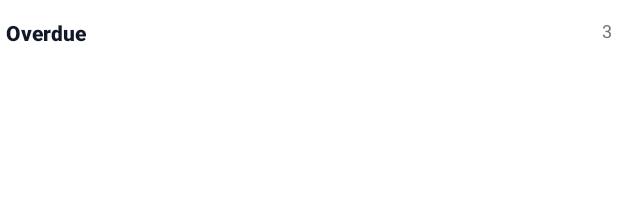
After one commit to whoizahm3d/SMD_Assignment03, an Android app: the layout item_task_header.xml on its own in the app's theme, with its tools: preview values and no code run, on a phone screen of 412 x 824 dp. The commit adds this screen. Shown: the top 215 px of the screen. Run offline under Robolectric (Android 15) with nearby library versions, the phone set to English and light mode, and no system bars.

Commit message:
Create TaskAdapter supporting headers and tasks with DiffUtil

```diff
--- /dev/null
+++ b/app/src/main/res/layout/item_task_header.xml
@@ -0,0 +1,29 @@
+<?xml version="1.0" encoding="utf-8"?>
+<RelativeLayout xmlns:android="http://schemas.android.com/apk/res/android"
+    android:layout_width="match_parent"
+    android:layout_height="wrap_content"
+    android:layout_marginTop="12dp"
+    android:layout_marginBottom="8dp"
+    android:gravity="center_vertical"
+    android:paddingHorizontal="4dp">
+
+    <TextView
+        android:id="@+id/tv_header_title"
+        android:layout_width="wrap_content"
+        android:layout_height="wrap_content"
+        android:fontFamily="sans-serif-medium"
+        android:text="Overdue"
+        android:textColor="@color/text_primary"
+        android:textSize="14sp"
+        android:textStyle="bold" />
+
+    <TextView
+        android:id="@+id/tv_header_count"
+        android:layout_width="wrap_content"
+        android:layout_height="wrap_content"
+        android:layout_alignParentEnd="true"
+        android:text="3"
+        android:textColor="@color/text_muted"
+        android:textSize="12sp" />
+
+</RelativeLayout>
```
Also changed, not shown: app/src/main/java/com/example/smd_assignment03/TaskAdapter.java (+128 -52 lines).
